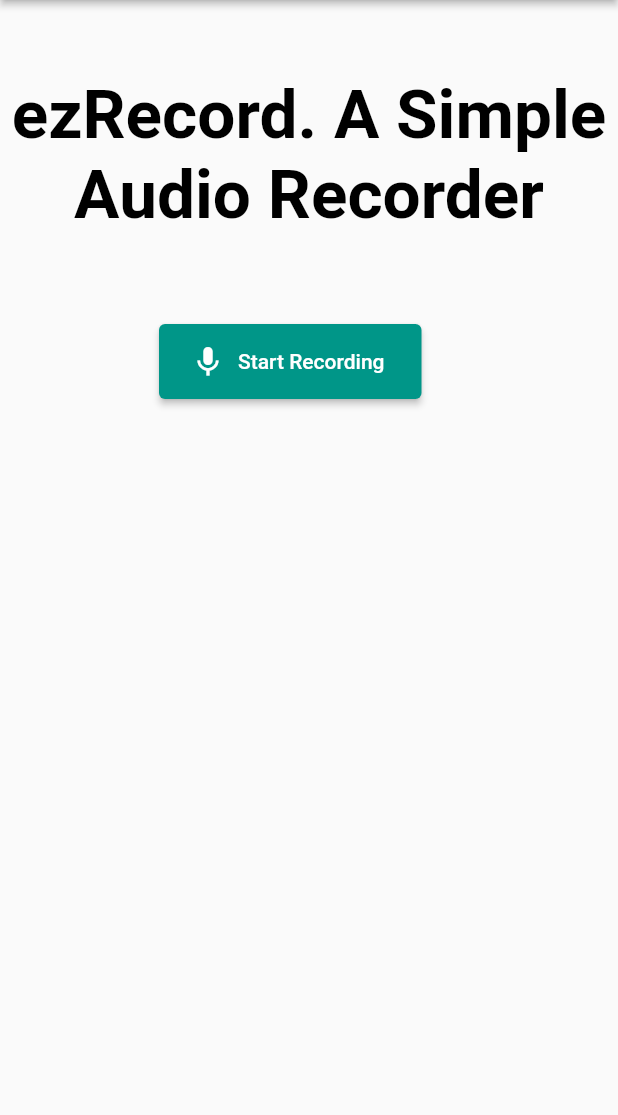
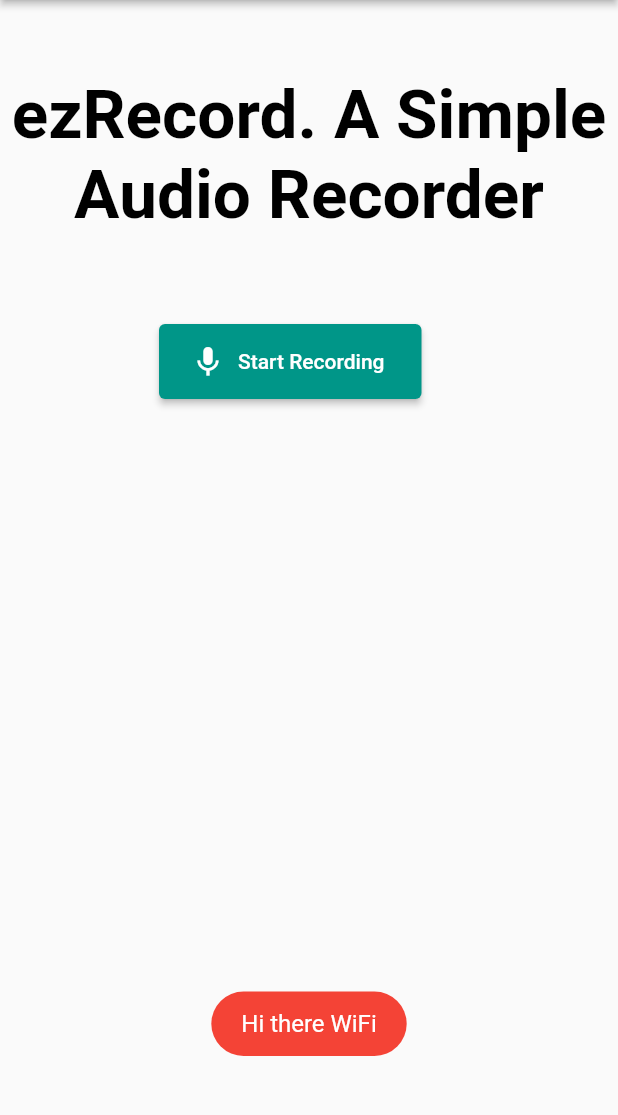
Before and after one commit to Rafi404/ezRecorder, a Flutter app: the first screen one second after launch, on a phone screen of 412 x 824 dp, the part 84-1199 px from its top. Run offline on Flutter 3.47's test engine with Material 2 defaults, Android fonts, the phone set to English and light mode, and no system bars; our stand-ins replace connectivity_plus, file_picker, fluttertoast, js, just_audio, url_launcher_web; missing offline and left inert: audio_session, audio_wave, connectivity_plus_web, dart:html, dart:js, flutter_secure_storage_web and 4 more.

Commit message:
Network Connection checking added

```diff
--- a/lib/Pages/homePage.dart
+++ b/lib/Pages/homePage.dart
@@ -1,6 +1,10 @@
+import 'dart:async';
+import 'dart:js';
+import 'package:connectivity_plus/connectivity_plus.dart';
 import 'package:ezrecorder/Widgets/recorder.dart';
 import 'package:ezrecorder/Widgets/soundWave.dart';
 import 'package:flutter/material.dart';
+import 'package:fluttertoast/fluttertoast.dart';
 import 'package:provider/provider.dart';
 import '../provider/recorderProvider.dart';
 
@@ -18,6 +22,39 @@ class HomePage extends StatefulWidget {
 }
 
 class _HomePageState extends State<HomePage> {
+  Connectivity connectivity = Connectivity();
+  late StreamSubscription<ConnectivityResult> subscription;
+  late String appNetworkStatus;
+
+  String getConnectionValue(var connectivityResult) {
+    String status = '';
+    switch (connectivityResult) {
+      case ConnectivityResult.mobile:
+        status = 'Mobile';
+        break;
+
+      case ConnectivityResult.wifi:
+        status = 'WiFi';
+        break;
+
+      case ConnectivityResult.none:
+        status = 'None';
+        break;
+
+      default:
+        status = 'None';
+        break;
+    }
+    return status;
+  }
+
+  @override
+  void initState() {
+    // TODO: implement initState
+    checkNetworkConnectivity();
+    super.initState();
+  }
+
   @override
   Widget build(BuildContext context) {
     return Scaffold(
@@ -67,4 +104,26 @@ class _HomePageState extends State<HomePage> {
       ),
     );
   }
+
+  void checkNetworkConnectivity() {
+    subscription =
+        connectivity.onConnectivityChanged.listen((ConnectivityResult result) {
+      var conn = getConnectionValue(result);
+      setState(() {
+        appNetworkStatus = conn;
+        showToast(appNetworkStatus);
+      });
+    });
+  }
 }
+
+void showToast(appNetworkStatus) {
+  Fluttertoast.showToast(
+      msg: "Hi there $appNetworkStatus",
+      toastLength: Toast.LENGTH_LONG,
+      gravity: ToastGravity.BOTTOM,
+      timeInSecForIosWeb: 1,
+      backgroundColor: Colors.red,
+      textColor: Colors.white,
+      fontSize: 16.0);
+}
--- a/lib/Widgets/recorder.dart
+++ b/lib/Widgets/recorder.dart
@@ -1,23 +1,10 @@
 import 'dart:html';
-
+import 'dart:io';
 import 'package:ezrecorder/provider/recorderProvider.dart';
-import 'package:flutter/foundation.dart';
 import 'package:flutter/material.dart';
 import 'package:just_audio/just_audio.dart';
 import 'package:microphone/microphone.dart';
 import 'package:provider/provider.dart';
-import 'package:googleapis/drive/v3.dart' as ga;
-import 'package:googleapis_auth/auth_io.dart';
-import 'package:url_launcher/url_launcher.dart';
-import 'package:http/http.dart' as http;
-import 'dart:html' as html;
-
-const _clientId =
-    "1043182525029-6raml9bjivjpd4skfhlpnk9l39kj30qg.apps.googleusercontent.com";
-const _clientSecret = "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";
-const _scopes = [ga.DriveApi.driveFileScope];
-
-enum AudioState { play, recording, pause, resume, stop }
 
 class AudioRecorder extends StatefulWidget {
   const AudioRecorder({Key? key}) : super(key: key);
@@ -28,47 +15,16 @@ class AudioRecorder extends StatefulWidget {
 
 class _AudioRecorderState extends State<AudioRecorder> {
   // final recorder = SoundRecorder();
-  AudioState? audioState;
   MicrophoneRecorder? _recorder;
   AudioPlayer? _audioPlayer;
-  // GoogleDrive? driver;
 
   @override
   void initState() {
     super.initState();
-    _recorder = MicrophoneRecorder()..init();
-    // recorder.init();
+    _recorder = MicrophoneRecorder()
+      ..init();
   }
 
-  // @override
-  // void dispose() {
-  //   super.dispose();
-  // }
-
-  // void handleAudioState(AudioState state) {
-  //   setState(() {
-  //     if (audioState == null) {
-  //       ///Start Recording
-  //       audioState = AudioState.play;
-  //
-  //       ///Finished Recording
-  //     } else if (audioState == AudioState.recording) {
-  //       audioState = AudioState.play;
-  //
-  //       ///Pause recording audio
-  //     } else if (audioState == AudioState.pause) {
-  //       audioState = AudioState.resume;
-  //
-  //       ///Resume recording audio
-  //     } else if (audioState == AudioState.resume) {
-  //       audioState = AudioState.recording;
-  //
-  //       ///Stop recording audio
-  //     } else if (audioState == AudioState.stop) {
-  //       audioState = AudioState.play;
-  //     }
-  //   });
-  // }
 
   @override
   Widget build(BuildContext context) {
@@ -77,8 +33,11 @@ class _AudioRecorderState extends State<AudioRecorder> {
         mainAxisAlignment: MainAxisAlignment.center,
         crossAxisAlignment: CrossAxisAlignment.center,
         children: [
+
           ///Start Button
-          Provider.of<RecordProvider>(context, listen: true).startButtonStatus
+          Provider
+              .of<RecordProvider>(context, listen: true)
+              .startButtonStatus
               ? ElevatedButton.icon(
             style: ElevatedButton.styleFrom(
                 minimumSize: const Size(175, 50),
@@ -90,7 +49,8 @@ class _AudioRecorderState extends State<AudioRecorder> {
               _recorder?.start();
 
               //Call Timer
-                    Provider.of<RecordProvider>(context, listen: false)
+              Provider
+                  .of<RecordProvider>(context, listen: false)
                   .waveStatus = true;
 
               print('Recording is started');
@@ -101,7 +61,9 @@ class _AudioRecorderState extends State<AudioRecorder> {
               :
 
           ///Pause Button
-              Provider.of<RecordProvider>(context).pauseButtonStatus
+          Provider
+              .of<RecordProvider>(context)
+              .pauseButtonStatus
               ? ElevatedButton.icon(
             style: ElevatedButton.styleFrom(
                 minimumSize: const Size(175, 50),
@@ -119,7 +81,9 @@ class _AudioRecorderState extends State<AudioRecorder> {
               : Container(),
 
           ///Resume Button
-          Provider.of<RecordProvider>(context).resumeButtonStatus
+          Provider
+              .of<RecordProvider>(context)
+              .resumeButtonStatus
               ? ElevatedButton.icon(
             style: ElevatedButton.styleFrom(
                 minimumSize: const Size(175, 50),
@@ -139,7 +103,9 @@ class _AudioRecorderState extends State<AudioRecorder> {
           ),
 
           ///Stop Button
-          if (Provider.of<RecordProvider>(context).stopButtonStatus)
+          if (Provider
+              .of<RecordProvider>(context)
+              .stopButtonStatus)
             ElevatedButton.icon(
               style: ElevatedButton.styleFrom(
                   minimumSize: const Size(175, 50),
@@ -149,14 +115,17 @@ class _AudioRecorderState extends State<AudioRecorder> {
                 Provider.of<RecordProvider>(context, listen: false)
                     .onStopRecord();
                 _recorder?.stop();
-                Provider.of<RecordProvider>(context, listen: false).waveStatus =
+                Provider
+                    .of<RecordProvider>(context, listen: false)
+                    .waveStatus =
                 false;
 
                 print('Recording is stopped');
 
                 showDialog(
                     context: context,
-                    builder: (_) => AlertDialog(
+                    builder: (_) =>
+                        AlertDialog(
                           elevation: 24.0,
                           // backgroundColor: Colors.teal.withOpacity(0.8),
                           backgroundColor: Colors.teal,
@@ -185,6 +154,7 @@ class _AudioRecorderState extends State<AudioRecorder> {
                                   MainAxisAlignment.spaceEvenly,
                                   crossAxisAlignment: CrossAxisAlignment.center,
                                   children: [
+
                                     ///Audio Pause Button
                                     ElevatedButton.icon(
                                       style: ElevatedButton.styleFrom(
@@ -283,11 +253,6 @@ class _AudioRecorderState extends State<AudioRecorder> {
                                       // final File fileToUpload =
                                       //     bytes as File;
                                       // print(fileToUpload);
-
-                                      // getHttpClient();
-                                      upload(bytes, audioLength);
-
-                                      //
                                       // final fileToUpload =
                                       // _recorder!.value.recording;
                                       // print(fileToUpload);
@@ -307,30 +272,20 @@ class _AudioRecorderState extends State<AudioRecorder> {
                                         onPrimary: Colors.white),
                                     onPressed: () async {
                                       ///File Download
-
+                                      //Converting to bytes
                                       final bytes = await _recorder?.toBytes();
                                       var audioLength = bytes?.length;
-                                      print(audioLength);
 
-                                      var url = Url.createObjectUrlFromBlob(Blob([bytes]));
+                                      //For downloading the file
+                                      var url = Url.createObjectUrlFromBlob(
+                                          Blob([bytes]));
                                       AnchorElement(href: url)
-                                        ..setAttribute('download', '<Audio.mp3>')
+                                        ..setAttribute(
+                                            'download', '<Audio.mp3>')
                                         ..click();
-
-
-                                    // var url=" _recorder!.value.recording!.url";
-                                    //   html.AnchorElement anchorElement =
-                                    //   html.AnchorElement(href:url);
-                                    //   anchorElement.download =
-                                    //    url;
-                                    //   anchorElement.click();
-
-
                                     },
                                     icon: const Icon(Icons.download),
                                     label: const Text('Download')),
-
-
                               ],
                             ),
                           ),
@@ -339,7 +294,8 @@ class _AudioRecorderState extends State<AudioRecorder> {
                               onPressed: () {
                                 _audioPlayer?.stop;
                                 _recorder?.dispose();
-                                _recorder = MicrophoneRecorder()..init();
+                                _recorder = MicrophoneRecorder()
+                                  ..init();
                                 Navigator.pop(context, 'OK');
                               },
                               child: const Text(
@@ -362,28 +318,5 @@ class _AudioRecorderState extends State<AudioRecorder> {
     );
   }
 
-  //Get Authenticated Http Client
-  Future<http.Client> getHttpClient() async {
-    print('eeeee');
-    var authClient = await clientViaUserConsent(
-        ClientId(_clientId, _clientSecret), _scopes, (url) {
-      //open an external Browser
-      launch(url);
-    });
-    return authClient;
+
 }
-
-  Future upload(file, length) async {
-    print("eeeeee");
-    final Stream<List> mediaStream =
-        Future.value([file]).asStream().asBroadcastStream();
-    var client = await getHttpClient();
-    print(client);
-    var drive = ga.DriveApi(client);
-    var driveFile = ga.File();
-    driveFile.name = "MyAudio.txt";
-    var response = await drive.files
-        .create(driveFile, uploadMedia: ga.Media(file, length));
-    print(response.toJson());
-  }
-}
--- a/lib/generated_plugin_registrant.dart
+++ b/lib/generated_plugin_registrant.dart
@@ -6,8 +6,11 @@
 // ignore_for_file: lines_longer_than_80_chars
 
 import 'package:audio_session/audio_session_web.dart';
+import 'package:connectivity_plus_web/connectivity_plus_web.dart';
 import 'package:file_picker/_internal/file_picker_web.dart';
 import 'package:flutter_secure_storage_web/flutter_secure_storage_web.dart';
+import 'package:fluttertoast/fluttertoast_web.dart';
+import 'package:google_sign_in_web/google_sign_in_web.dart';
 import 'package:just_audio_web/just_audio_web.dart';
 import 'package:microphone_web/microphone_web.dart';
 import 'package:url_launcher_web/url_launcher_web.dart';
@@ -17,8 +20,11 @@ import 'package:flutter_web_plugins/flutter_web_plugins.dart';
 // ignore: public_member_api_docs
 void registerPlugins(Registrar registrar) {
   AudioSessionWeb.registerWith(registrar);
+  ConnectivityPlusPlugin.registerWith(registrar);
   FilePickerWeb.registerWith(registrar);
   FlutterSecureStorageWeb.registerWith(registrar);
+  FluttertoastWebPlugin.registerWith(registrar);
+  GoogleSignInPlugin.registerWith(registrar);
   JustAudioPlugin.registerWith(registrar);
   MicrophoneWeb.registerWith(registrar);
   UrlLauncherPlugin.registerWith(registrar);
--- a/lib/main.dart
+++ b/lib/main.dart
@@ -16,7 +16,6 @@ class MyApp extends StatefulWidget {
 class _MyAppState extends State<MyApp> {
   @override
   Widget build(BuildContext context) {
-    print('Recorder Build');
     return MultiProvider(
       providers: [
         ChangeNotifierProvider(create: (context)=> RecordProvider(),),
--- a/pubspec.yaml
+++ b/pubspec.yaml
@@ -47,6 +47,11 @@ dependencies:
   tus_client: ^1.0.2
   pausable_timer: ^1.0.0+3
   audio_wave: ^0.1.2
+  gcloud: ^0.8.5
+  google_sign_in: ^5.2.3
+  connectivity_plus: ^2.2.0
+  fluttertoast: ^8.0.8
+
 
 dev_dependencies:
   flutter_test:
```
Also changed, not shown: pubspec.lock, 12 other files. Lines whose indentation alone changed are shown as unchanged.
